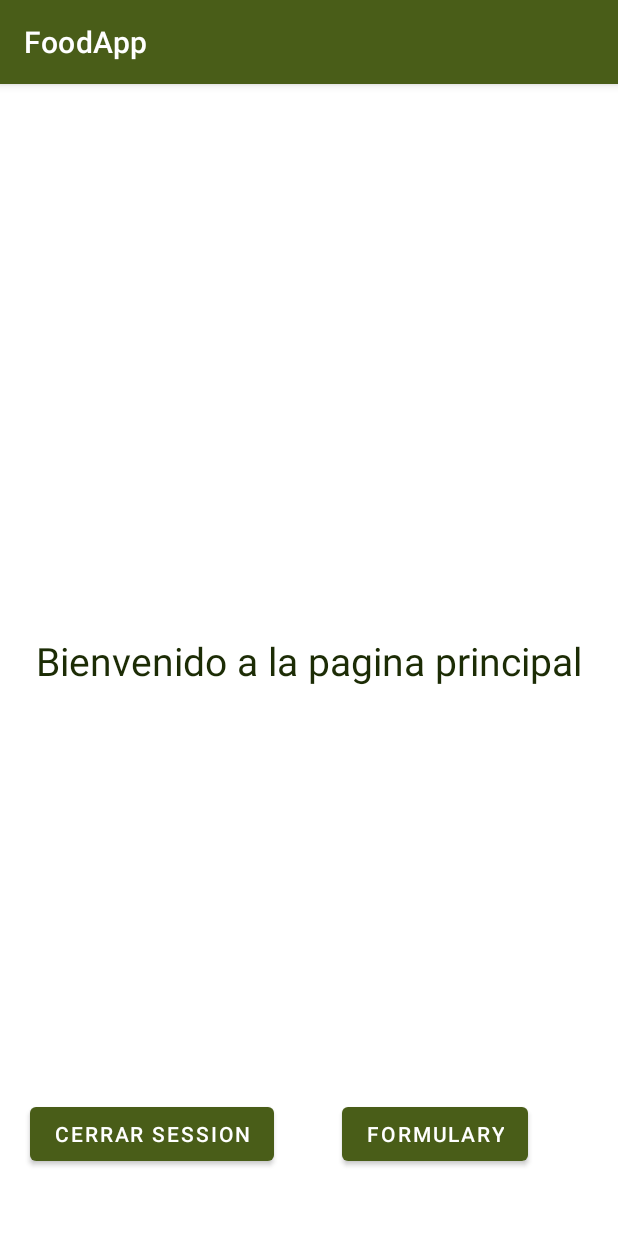
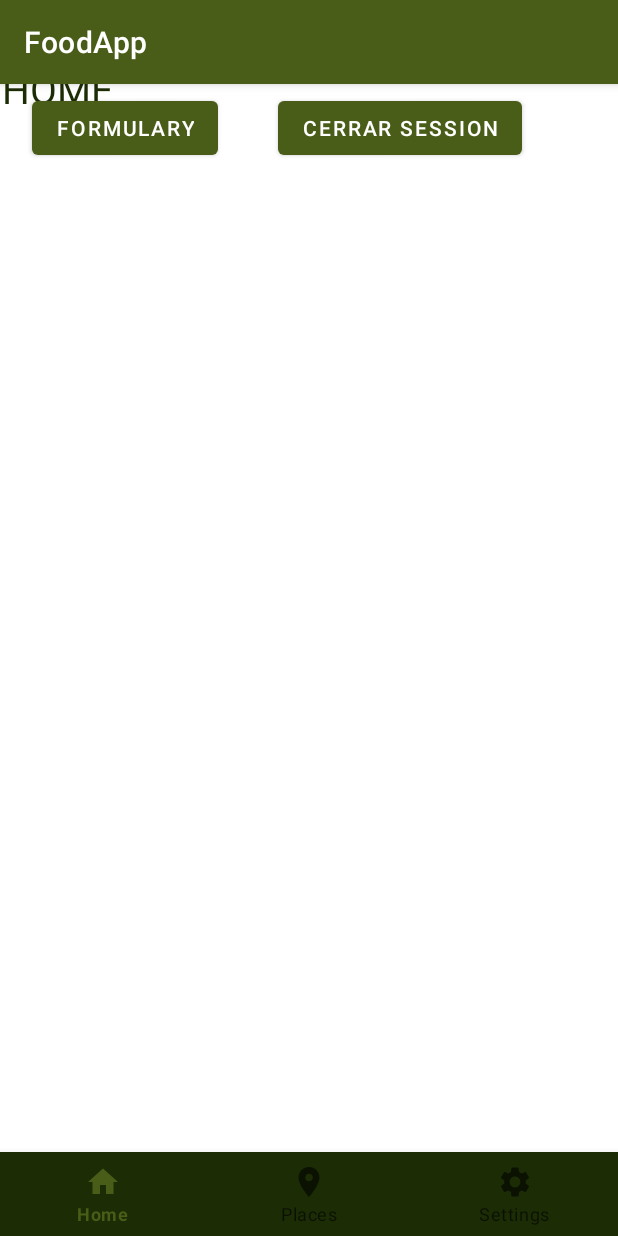
Before and after one commit to kerenmitsue18/FoodApp, an Android app: the screen it shows after launch (MainActivity), on a phone screen of 412 x 824 dp. Run offline under Robolectric (Android 15) with nearby library versions, the phone set to English and light mode, and no system bars; our stand-ins replace Firebase (no records; nobody signed in at launch, a user with empty details on screens opened directly).

Commit message:
Agregar menu sin funcionar

```diff
--- /dev/null
+++ b/app/src/main/java/com/example/foodapp/HomeFragment.java
@@ -0,0 +1,80 @@
+package com.example.foodapp;
+
+import android.content.Context;
+import android.content.Intent;
+import android.content.SharedPreferences;
+import android.os.Bundle;
+import android.view.LayoutInflater;
+import android.view.View;
+import android.view.ViewGroup;
+import android.widget.Button;
+
+import androidx.fragment.app.Fragment;
+
+import com.example.foodapp.users.LoginActivity;
+import com.example.foodapp.users.formulary.RegisterActivity;
+import com.google.firebase.auth.FirebaseAuth;
+
+
+public class HomeFragment extends Fragment {
+
+    private Button btn_closedSession;
+    private Button btn_formulary;
+
+
+    @Override
+    public View onCreateView(LayoutInflater inflater, ViewGroup container,
+                             Bundle savedInstanceState) {
+        View view = inflater.inflate(R.layout.fragment_home, container, false);
+
+        //boton de cerrar sesion
+        btn_closedSession = view.findViewById(R.id.btn_closedSession);
+        btn_closedSession.setOnClickListener(new View.OnClickListener() {
+            @Override
+            public void onClick(View v) {
+                closed_session();
+
+            }
+        });
+
+        //boton de formulario
+        btn_formulary = view.findViewById(R.id.btn_formulary);
+        btn_formulary.setOnClickListener(new View.OnClickListener() {
+            @Override
+            public void onClick(View v) {
+                viewFormulary();
+
+            }
+        });
+
+        return view;
+    }
+
+    private void viewFormulary() {
+        Intent mainActivity = new Intent(this.getContext(), RegisterActivity.class );
+        startActivity(mainActivity);
+        getActivity().onBackPressed();
+
+    }
+
+    private void closed_session() {
+
+        // Obtén una instancia de FirebaseAuth
+        FirebaseAuth mAuth = FirebaseAuth.getInstance();
+        mAuth.signOut();
+
+        //eliminar la sesion activa
+        SharedPreferences preferences = this.getContext().getSharedPreferences("sesion", Context.MODE_PRIVATE);
+        SharedPreferences.Editor editor = preferences.edit();
+        editor.putBoolean("status", false);
+        editor.apply();
+
+        startActivity(new Intent(this.getContext(), LoginActivity.class));
+        getActivity().onBackPressed();
+
+
+    }
+
+
+}
+}
--- a/app/src/main/java/com/example/foodapp/MainActivity.java
+++ b/app/src/main/java/com/example/foodapp/MainActivity.java
@@ -1,32 +1,58 @@
 package com.example.foodapp;
 
+import android.annotation.SuppressLint;
 import android.content.Context;
 import android.content.Intent;
 import android.content.SharedPreferences;
 import android.os.Bundle;
 import android.os.Handler;
-import android.view.View;
-import android.widget.Button;
+import android.view.MenuItem;
+
 
 import androidx.annotation.Nullable;
 import androidx.appcompat.app.AppCompatActivity;
 
 import com.example.foodapp.users.LoginActivity;
 import com.example.foodapp.users.formulary.RegisterActivity;
-import com.google.firebase.auth.FirebaseAuth;
-import com.google.firebase.database.DatabaseReference;
-import com.google.firebase.database.FirebaseDatabase;
+import com.google.android.material.bottomnavigation.BottomNavigationView;
 
 public class MainActivity extends AppCompatActivity {
 
-    private Button btn_closedSession;
-    private Button btn_formulary;
+     BottomNavigationView bottomNavigationView;
+     HomeFragment homeFragment = new HomeFragment();
+     PlaceFragment placesFragment = new PlaceFragment();
+     SettingsFragment settingsFragment = new SettingsFragment();
 
     @Override
     protected void onCreate(@Nullable Bundle savedInstanceState) {
 
         super.onCreate(savedInstanceState);
         setContentView(R.layout.main_activity);
+
+        bottomNavigationView = findViewById(R.id.bottomNavigationView);
+
+        getSupportFragmentManager().beginTransaction().replace(R.id.frame_layout, homeFragment).commit();
+
+        bottomNavigationView.setOnNavigationItemSelectedListener(new BottomNavigationView.OnNavigationItemSelectedListener() {
+            @SuppressLint("NonConstantResourceId")
+            @Override
+            public boolean onNavigationItemSelected(MenuItem item) {
+                switch (item.getItemId()) {
+                    case R.id.home:
+                        getSupportFragmentManager().beginTransaction().replace(R.id.frame_layout, homeFragment).commit();
+                        return true;
+                    case R.id.lugares:
+                        getSupportFragmentManager().beginTransaction().replace(R.id.frame_layout, placesFragment).commit();
+                        return true;
+                    case R.id.configuracion:
+                        getSupportFragmentManager().beginTransaction().replace(R.id.frame_layout, settingsFragment).commit();
+                        return true;
+                    default:
+                        throw new IllegalStateException("Unexpected value: " + item.getItemId());
+                }
+                return false;
+            }
+        });
 
         //validacion para tener la sesion activa
         SharedPreferences preferences = getSharedPreferences("sesion", Context.MODE_PRIVATE);
@@ -50,51 +76,6 @@ public class MainActivity extends AppCompatActivity {
             }, 40000);
         }
 
-        //boton de cerrar sesion
-        btn_closedSession = findViewById(R.id.btn_closedSession);
-        btn_closedSession.setOnClickListener(new View.OnClickListener() {
-            @Override
-            public void onClick(View v) {
-                closed_session();
-
-            }
-        });
-
-        //boton de formulario
-        btn_formulary = findViewById(R.id.btn_formulary);
-        btn_formulary.setOnClickListener(new View.OnClickListener() {
-            @Override
-            public void onClick(View v) {
-                viewFormulary();
-
-            }
-        });
-    }
-
-    private void viewFormulary() {
-        Intent mainActivity = new Intent(getApplicationContext(),RegisterActivity.class );
-        startActivity(mainActivity);
-        finish();
-    }
-
-    private void closed_session() {
-
-        // Obtén una instancia de FirebaseAuth
-        FirebaseAuth mAuth = FirebaseAuth.getInstance();
-        mAuth.signOut();
-
-        //eliminar la sesion activa
-        SharedPreferences preferences = getSharedPreferences("sesion", Context.MODE_PRIVATE);
-        SharedPreferences.Editor editor = preferences.edit();
-        editor.putBoolean("status", false);
-        editor.apply();
-
-        startActivity(new Intent(this, LoginActivity.class));
-        finish();
 
     }
-
-
-
-
 }
--- /dev/null
+++ b/app/src/main/java/com/example/foodapp/PlaceFragment.java
@@ -0,0 +1,19 @@
+package com.example.foodapp;
+
+import android.os.Bundle;
+import android.view.LayoutInflater;
+import android.view.View;
+import android.view.ViewGroup;
+
+import androidx.fragment.app.Fragment;
+
+
+public class PlaceFragment extends Fragment {
+
+    @Override
+    public View onCreateView(LayoutInflater inflater, ViewGroup container,
+                             Bundle savedInstanceState) {
+        // Inflate the layout for this fragment
+        return inflater.inflate(R.layout.fragment_place, container, false);
+    }
+}
--- /dev/null
+++ b/app/src/main/java/com/example/foodapp/SettingsFragment.java
@@ -0,0 +1,19 @@
+package com.example.foodapp;
+
+import android.os.Bundle;
+import android.view.LayoutInflater;
+import android.view.View;
+import android.view.ViewGroup;
+
+import androidx.fragment.app.Fragment;
+
+
+public class SettingsFragment extends Fragment {
+
+    @Override
+    public View onCreateView(LayoutInflater inflater, ViewGroup container,
+                             Bundle savedInstanceState) {
+        // Inflate the layout for this fragment
+        return inflater.inflate(R.layout.fragment_settings, container, false);
+    }
+}
--- /dev/null
+++ b/app/src/main/res/drawable/home_24.xml
@@ -0,0 +1,5 @@
+<vector android:height="24dp" android:tint="#FFFFFF"
+    android:viewportHeight="24" android:viewportWidth="24"
+    android:width="24dp" xmlns:android="http://schemas.android.com/apk/res/android">
+    <path android:fillColor="@android:color/white" android:pathData="M10,20v-6h4v6h5v-8h3L12,3 2,12h3v8z"/>
+</vector>
--- /dev/null
+++ b/app/src/main/res/drawable/place_24.xml
@@ -0,0 +1,5 @@
+<vector android:height="24dp" android:tint="#FFFFFF"
+    android:viewportHeight="24" android:viewportWidth="24"
+    android:width="24dp" xmlns:android="http://schemas.android.com/apk/res/android">
+    <path android:fillColor="@android:color/white" android:pathData="M12,2C8.13,2 5,5.13 5,9c0,5.25 7,13 7,13s7,-7.75 7,-13c0,-3.87 -3.13,-7 -7,-7zM12,11.5c-1.38,0 -2.5,-1.12 -2.5,-2.5s1.12,-2.5 2.5,-2.5 2.5,1.12 2.5,2.5 -1.12,2.5 -2.5,2.5z"/>
+</vector>
--- /dev/null
+++ b/app/src/main/res/drawable/settings_24.xml
@@ -0,0 +1,5 @@
+<vector android:height="24dp" android:tint="#FFFFFF"
+    android:viewportHeight="24" android:viewportWidth="24"
+    android:width="24dp" xmlns:android="http://schemas.android.com/apk/res/android">
+    <path android:fillColor="@android:color/white" android:pathData="M19.14,12.94c0.04,-0.3 0.06,-0.61 0.06,-0.94c0,-0.32 -0.02,-0.64 -0.07,-0.94l2.03,-1.58c0.18,-0.14 0.23,-0.41 0.12,-0.61l-1.92,-3.32c-0.12,-0.22 -0.37,-0.29 -0.59,-0.22l-2.39,0.96c-0.5,-0.38 -1.03,-0.7 -1.62,-0.94L14.4,2.81c-0.04,-0.24 -0.24,-0.41 -0.48,-0.41h-3.84c-0.24,0 -0.43,0.17 -0.47,0.41L9.25,5.35C8.66,5.59 8.12,5.92 7.63,6.29L5.24,5.33c-0.22,-0.08 -0.47,0 -0.59,0.22L2.74,8.87C2.62,9.08 2.66,9.34 2.86,9.48l2.03,1.58C4.84,11.36 4.8,11.69 4.8,12s0.02,0.64 0.07,0.94l-2.03,1.58c-0.18,0.14 -0.23,0.41 -0.12,0.61l1.92,3.32c0.12,0.22 0.37,0.29 0.59,0.22l2.39,-0.96c0.5,0.38 1.03,0.7 1.62,0.94l0.36,2.54c0.05,0.24 0.24,0.41 0.48,0.41h3.84c0.24,0 0.44,-0.17 0.47,-0.41l0.36,-2.54c0.59,-0.24 1.13,-0.56 1.62,-0.94l2.39,0.96c0.22,0.08 0.47,0 0.59,-0.22l1.92,-3.32c0.12,-0.22 0.07,-0.47 -0.12,-0.61L19.14,12.94zM12,15.6c-1.98,0 -3.6,-1.62 -3.6,-3.6s1.62,-3.6 3.6,-3.6s3.6,1.62 3.6,3.6S13.98,15.6 12,15.6z"/>
+</vector>
--- /dev/null
+++ b/app/src/main/res/layout/fragment_home.xml
@@ -0,0 +1,40 @@
+<?xml version="1.0" encoding="utf-8"?>
+<FrameLayout xmlns:android="http://schemas.android.com/apk/res/android"
+    xmlns:tools="http://schemas.android.com/tools"
+    android:layout_width="match_parent"
+    android:layout_height="match_parent"
+    android:background="@color/white"
+    tools:context=".HomeFragment">
+
+    <TextView
+        android:layout_width="match_parent"
+        android:layout_height="wrap_content"
+        android:text="HOME"
+        android:textColor="@color/green_dark"
+        android:textSize="26sp" />
+
+    <LinearLayout
+        android:layout_width="match_parent"
+        android:layout_height="wrap_content"
+        android:orientation="horizontal">
+
+
+        <Button
+            android:id="@+id/btn_formulary"
+            android:layout_width="wrap_content"
+            android:layout_height="wrap_content"
+            android:layout_margin="@dimen/dimen_20"
+            android:text="formulary" />
+
+        <Button
+            android:id="@+id/btn_closedSession"
+            android:layout_width="wrap_content"
+            android:layout_height="wrap_content"
+            android:layout_margin="@dimen/dimen_20"
+            android:text="Cerrar session" />
+    </LinearLayout>
+
+
+
+
+</FrameLayout>
--- a/app/src/main/res/layout/main_activity.xml
+++ b/app/src/main/res/layout/main_activity.xml
@@ -5,44 +5,28 @@
     xmlns:tools="http://schemas.android.com/tools"
     android:layout_width="match_parent"
     android:layout_height="match_parent"
-    tools:context=".MainActivity"
-    >
+    android:background="@color/white"
+    tools:context=".MainActivity">
 
-    <TextView
-        android:layout_width="wrap_content"
-        android:layout_height="wrap_content"
-        android:text="Bienvenido a la pagina principal"
-        android:textColor="@color/green_dark"
-        android:textSize="26sp"
-        app:layout_constraintTop_toTopOf="parent"
+    <FrameLayout
+        android:id="@+id/frame_layout"
+        android:layout_width="409dp"
+        android:layout_height="727dp"
+        app:layout_constraintBottom_toTopOf="@+id/bottomNavigationView"
         app:layout_constraintEnd_toEndOf="parent"
-        app:layout_constraintBottom_toBottomOf="parent"
         app:layout_constraintStart_toStartOf="parent"
+   />
 
+        <com.google.android.material.bottomnavigation.BottomNavigationView
+            android:id="@+id/bottomNavigationView"
+            android:layout_width="match_parent"
+            android:layout_height="wrap_content"
+            app:layout_constraintBottom_toBottomOf="parent"
+            app:layout_constraintEnd_toEndOf="parent"
+            app:layout_constraintStart_toStartOf="parent"
+            android:background="@color/green_dark"
+            app:menu="@menu/menu_activity" />
 
-        />
-
-    <Button
-        android:id="@+id/btn_closedSession"
-        android:layout_width="wrap_content"
-        android:layout_height="wrap_content"
-        android:layout_marginStart="20dp"
-        android:layout_marginLeft="20dp"
-        android:layout_marginBottom="44dp"
-        android:text="Cerrar session"
-        app:layout_constraintBottom_toBottomOf="parent"
-        app:layout_constraintStart_toStartOf="parent" />
-
-    <Button
-        android:id="@+id/btn_formulary"
-        android:layout_width="wrap_content"
-        android:layout_height="wrap_content"
-        android:layout_marginStart="228dp"
-        android:layout_marginLeft="228dp"
-        android:layout_marginBottom="44dp"
-        android:text="formulary"
-        app:layout_constraintBottom_toBottomOf="parent"
-        app:layout_constraintStart_toStartOf="parent" />
 
 
 </androidx.constraintlayout.widget.ConstraintLayout>
--- a/app/src/main/res/layout/register_activity.xml
+++ b/app/src/main/res/layout/register_activity.xml
@@ -1,5 +1,6 @@
 <?xml version="1.0" encoding="utf-8"?>
-<androidx.constraintlayout.widget.ConstraintLayout xmlns:android="http://schemas.android.com/apk/res/android"
+<androidx.constraintlayout.widget.ConstraintLayout
+    xmlns:android="http://schemas.android.com/apk/res/android"
     xmlns:app="http://schemas.android.com/apk/res-auto"
     xmlns:tools="http://schemas.android.com/tools"
     android:layout_width="match_parent"
--- /dev/null
+++ b/app/src/main/res/menu/menu_activity.xml
@@ -0,0 +1,7 @@
+<?xml version="1.0" encoding="utf-8"?>
+
+<menu xmlns:android="http://schemas.android.com/apk/res/android">
+    <item android:id="@id/home" android:title="Home" android:icon="@drawable/home_24"/>
+    <item android:id="@id/lugares" android:title="Places" android:icon="@drawable/place_24"/>
+    <item android:id="@id/configuracion" android:title="Settings" android:icon="@drawable/settings_24"/>
+</menu>
--- a/app/src/main/res/values/ids.xml
+++ b/app/src/main/res/values/ids.xml
@@ -8,4 +8,8 @@
     <item name="signupRedictText" type="id" />
     <item name="screen_viewpager" type="id" />
     <item name="radioGroupContainer" type="id" />
+    <item name="frame_layout" type="id" />
+    <item name="home" type="id"/>
+    <item name="lugares" type="id" />
+    <item name="configuracion" type="id" />
 </resources>
--- a/app/src/main/res/values/strings.xml
+++ b/app/src/main/res/values/strings.xml
@@ -2,4 +2,6 @@
     <string name="app_name">FoodApp</string>
     <string name="btn_next">Next</string>
     <string name="btn_back">Back</string>
+    <!-- TODO: Remove or change this placeholder text -->
+    <string name="hello_blank_fragment">Hello blank fragment</string>
 </resources>
```
Also changed, not shown: app/build.gradle (+10 -3 lines), app/src/main/res/layout/fragment_place.xml (added, +14 -0 lines), app/src/main/res/layout/fragment_settings.xml (added, +14 -0 lines).
